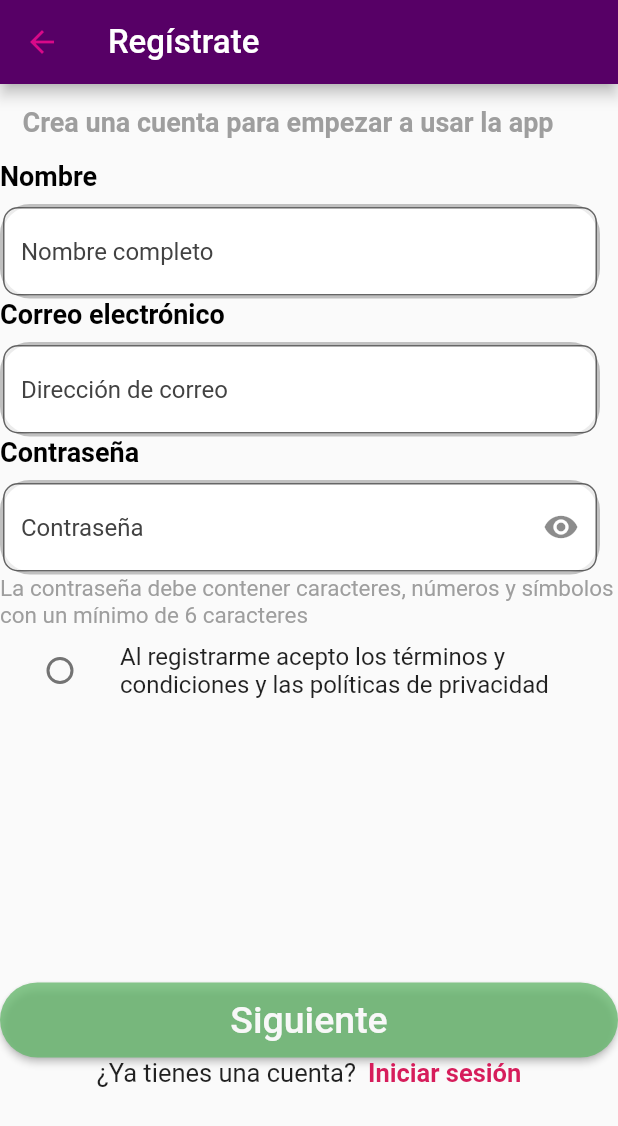
After one commit to Da-riot/movil_I, a Flutter app: the SignIn screen opened directly, after a tap on "Continuar con e-mail", on a phone screen of 412 x 824 dp. The commit adds this screen. Shown: the top 1126 px of the screen. Run offline on Flutter 3.47's test engine with Material 2 defaults, Android fonts, the phone set to English and light mode, and no system bars; network calls fail.

Commit message:
actividad creacion vistas

```diff
--- /dev/null
+++ b/lib/screens/components/email_signIn.dart
@@ -0,0 +1,250 @@
+import 'package:flutter/src/widgets/container.dart';
+import 'package:flutter/src/widgets/framework.dart';
+import 'package:flutter/material.dart';
+import 'package:first_app/screens/sign_in.dart';
+
+class Email_SignIn extends StatefulWidget {
+  const Email_SignIn({super.key});
+
+  @override
+  State<Email_SignIn> createState() => _Email_SignInState();
+}
+
+class _Email_SignInState extends State<Email_SignIn> {
+  // show the password or not
+  bool _isObscure = true;
+  bool accept = false;
+
+  @override
+  Widget build(BuildContext context) {
+    return Scaffold(
+      appBar: AppBar(
+        backgroundColor: Color.fromARGB(255, 87, 0, 102),
+        leading: Container(
+          child: GestureDetector(
+              child: Icon(Icons.arrow_back,
+                  color: Color.fromARGB(255, 216, 9, 137)),
+              onTap: () {
+                Navigator.push(
+                  context,
+                  MaterialPageRoute(builder: (_) => SignIn()),
+                );
+              }),
+        ),
+        title: Text("Regístrate",
+            style: TextStyle(fontSize: 22, color: Colors.white)),
+      ),
+      body: Column(children: [
+        Row(
+          children: [
+            Padding(
+              padding: const EdgeInsets.all(15.0),
+              child: Text("Crea una cuenta para empezar a usar la app",
+                  style: TextStyle(
+                      fontSize: 18,
+                      color: Colors.grey,
+                      fontWeight: FontWeight.bold)),
+            ),
+          ],
+        ),
+        Row(
+          children: [
+            Padding(
+              padding: const EdgeInsets.only(bottom: 8.0),
+              child: Text("Nombre",
+                  style: TextStyle(
+                    fontSize: 18,
+                    color: Color.fromARGB(255, 0, 0, 0),
+                    fontWeight: FontWeight.bold,
+                  )),
+            ),
+          ],
+        ),
+        Row(
+          children: [
+            Container(
+              decoration: BoxDecoration(
+                borderRadius: BorderRadius.all(Radius.circular(20)),
+                border: Border.all(
+                    color: Color.fromARGB(255, 192, 192, 192), width: 2),
+                color: Color.fromARGB(255, 255, 255, 255),
+              ),
+              width: 400,
+              child: TextField(
+                decoration: InputDecoration(
+                    border: OutlineInputBorder(
+                      borderRadius: BorderRadius.circular(10.0),
+                    ),
+                    filled: true,
+                    hintStyle: TextStyle(color: Colors.grey[800]),
+                    hintText: "Nombre completo",
+                    fillColor: Colors.white70),
+              ),
+            ),
+          ],
+        ),
+        Row(
+          children: [
+            Padding(
+              padding: const EdgeInsets.only(bottom: 8.0),
+              child: Text("Correo electrónico",
+                  style: TextStyle(
+                    fontSize: 18,
+                    color: Color.fromARGB(255, 0, 0, 0),
+                    fontWeight: FontWeight.bold,
+                  )),
+            ),
+          ],
+        ),
+        Row(
+          children: [
+            Container(
+              decoration: BoxDecoration(
+                borderRadius: BorderRadius.all(Radius.circular(20)),
+                border: Border.all(
+                    color: Color.fromARGB(255, 192, 192, 192), width: 2),
+                color: Color.fromARGB(255, 255, 255, 255),
+              ),
+              width: 400,
+              child: TextField(
+                decoration: InputDecoration(
+                    border: OutlineInputBorder(
+                      borderRadius: BorderRadius.circular(10.0),
+                    ),
+                    filled: true,
+                    hintStyle: TextStyle(color: Colors.grey[800]),
+                    hintText: "Dirección de correo",
+                    fillColor: Colors.white70),
+              ),
+            ),
+          ],
+        ),
+        Row(
+          children: [
+            Padding(
+              padding: const EdgeInsets.only(bottom: 8.0),
+              child: Text("Contraseña",
+                  style: TextStyle(
+                    fontSize: 18,
+                    color: Color.fromARGB(255, 0, 0, 0),
+                    fontWeight: FontWeight.bold,
+                  )),
+            ),
+          ],
+        ),
+        Row(
+          children: [
+            Container(
+              decoration: BoxDecoration(
+                borderRadius: BorderRadius.all(Radius.circular(20)),
+                border: Border.all(
+                    color: Color.fromARGB(255, 192, 192, 192), width: 2),
+                color: Color.fromARGB(255, 255, 255, 255),
+              ),
+              width: 400,
+              child: TextField(
+                obscureText: _isObscure,
+                decoration: InputDecoration(
+                    // this button is used to toggle the password visibility
+                    border: OutlineInputBorder(
+                      borderRadius: BorderRadius.circular(10.0),
+                    ),
+                    suffixIcon: IconButton(
+                        icon: Icon(_isObscure
+                            ? Icons.visibility
+                            : Icons.visibility_off),
+                        onPressed: () {
+                          setState(() {
+                            _isObscure = !_isObscure;
+                          });
+                        }),
+                    filled: true,
+                    hintStyle: TextStyle(color: Colors.grey[800]),
+                    hintText: "Contraseña",
+                    fillColor: Colors.white70),
+              ),
+            ),
+          ],
+        ),
+        Row(
+          children: [
+            Expanded(
+              child: Text(
+                  "La contraseña debe contener caracteres, números y símbolos con un mínimo de 6 caracteres",
+                  style: TextStyle(
+                      fontSize: 15,
+                      color: Colors.grey,
+                      )),
+            ),
+          ],
+        ),
+        Row(
+          children: [
+            Expanded(
+              child: ListTile(
+                title: const Text(
+                    'Al registrarme acepto los términos y condiciones y las políticas de privacidad'),
+                leading: Radio(
+                  value: true,
+                  groupValue: accept,
+                  onChanged: (accept) {
+                    setState(() {
+                      accept = true;
+                    });
+                  },
+                ),
+              ),
+            ),
+          ],
+        ),
+        SizedBox(height: 180),
+        Row(
+          mainAxisAlignment: MainAxisAlignment.center,
+          children: [
+            Expanded(
+              child: ElevatedButton(
+                style: ElevatedButton.styleFrom(
+                    primary: Color.fromARGB(198, 101, 184, 108),
+                    minimumSize: const Size.fromHeight(50),
+                    shape: RoundedRectangleBorder(
+                      borderRadius: BorderRadius.circular(30.0),
+                    ),
+                    ),
+                child: Text(
+                  "Siguiente",
+                  style: TextStyle(
+                    color: Color.fromARGB(255, 248, 248, 248),
+                    fontSize: 25,
+                  ),
+                ),
+                onPressed: () {},
+              ),
+            ),
+          ],
+        ),
+        Row(
+          mainAxisAlignment: MainAxisAlignment.center,
+          children: [
+            Padding(
+              padding: const EdgeInsets.only(right: 8),
+              child: Text(
+                "¿Ya tienes una cuenta?",
+                style: TextStyle(fontSize: 17),
+              ),
+            ),
+            GestureDetector(
+              child: Text(
+                "Iniciar sesión",
+                style: TextStyle(
+                  fontWeight: FontWeight.bold,
+                  color: Color.fromARGB(255, 214, 29, 91),
+                  fontSize: 17,
+                ),
+              ),
+            )
+          ],
+        ),
+      ]),
+    );
+  }
+}
--- a/lib/screens/components/on_boarding.dart
+++ b/lib/screens/components/on_boarding.dart
@@ -1,6 +1,8 @@
 import 'package:flutter/material.dart';
 import 'ContentBoarding.dart';
 import 'package:first_app/pages/login.dart';
+import 'package:first_app/screens/sign_in.dart';
+
 
 
 class OnBoarding extends StatefulWidget {
@@ -101,7 +103,7 @@ class _OnBoardingState extends State<OnBoarding> {
                             if (currentePage == listBoarding.length - 1) {
                               Navigator.push(
                                 context,
-                                MaterialPageRoute(builder: (_) => Login()),
+                                MaterialPageRoute(builder: (_) => SignIn()),
                               );
                             }
                             currentePage = currentePage + 1;
--- /dev/null
+++ b/lib/screens/sign_in.dart
@@ -0,0 +1,213 @@
+import 'package:first_app/pages/login.dart';
+import 'package:first_app/screens/components/email_signIn.dart';
+import 'package:first_app/screens/components/request_password_retrieve.dart';
+import 'package:first_app/screens/components/retrieve_password.dart';
+import 'package:flutter/src/widgets/container.dart';
+import 'package:flutter/src/widgets/framework.dart';
+import 'package:flutter/material.dart';
+
+class SignIn extends StatelessWidget {
+  const SignIn({super.key});
+
+  @override
+  Widget build(BuildContext context) {
+    return Scaffold(
+      backgroundColor: Colors.white,
+      body: Padding(
+        padding: const EdgeInsets.only(top: 120),
+        child: Column(
+          children: [
+            const Center(
+              child: Image(
+                image: AssetImage("assets/images/logo.jpg"),
+                width: 300,
+                height: 275,
+              ),
+            ),
+            GestureDetector(
+              child: Container(
+                decoration: BoxDecoration(
+                  borderRadius: BorderRadius.all(Radius.circular(40)),
+                  color: Color.fromARGB(255, 60, 107, 236),
+                ),
+                width: 320,
+                child: Row(
+                  children: [
+                    Column(
+                      children: [
+                        Padding(
+                          padding: const EdgeInsets.only(
+                              left: 22, top: 12, bottom: 12, right: 35),
+                          child: Image.network(
+                            'https://www.seekpng.com/png/full/788-7887426_google-g-png-google-logo-white-png.png',
+                            fit: BoxFit.cover,
+                            width: 25,
+                            height: 25,
+                          ),
+                        )
+                      ],
+                    ),
+                    Column(
+                      children: [
+                        Text(
+                          "Continuar con Google",
+                          style: TextStyle(
+                            fontWeight: FontWeight.bold,
+                            color: Colors.white,
+                            fontSize: 18,
+                          ),
+                        ),
+                      ],
+                    ),
+                  ],
+                ),
+              ),
+              onTap: () {
+                  Navigator.push(
+                    context,
+                    MaterialPageRoute(builder: (_) => RequestRetrieve()),
+                  );
+                }
+            ),
+            SizedBox(height: 30),
+            GestureDetector(
+              child: Container(
+                decoration: BoxDecoration(
+                  borderRadius: BorderRadius.all(Radius.circular(40)),
+                  color: Color.fromARGB(255, 44, 94, 145),
+                ),
+                width: 320,
+                child: Row(
+                  children: [
+                    Column(
+                      children: [
+                        Padding(
+                          padding: const EdgeInsets.only(
+                              left: 22, top: 12, bottom: 12, right: 35),
+                          child: Image(
+                            image:
+                                AssetImage("assets/images/facebook_icon.png"),
+                            width: 25,
+                            height: 25,
+                          ),
+                        )
+                      ],
+                    ),
+                    Column(
+                      children: [
+                        Text(
+                          "Continuar con Facebook",
+                          style: TextStyle(
+                            fontWeight: FontWeight.bold,
+                            color: Colors.white,
+                            fontSize: 18,
+                          ),
+                        ),
+                      ],
+                    ),
+                  ],
+                ),
+              ),
+              onTap: () {
+                  Navigator.push(
+                    context,
+                    MaterialPageRoute(builder: (_) => Retrieve()),
+                  );
+                }
+            ),
+            SizedBox(height: 50),
+            GestureDetector(
+                child: Container(
+                  decoration: BoxDecoration(
+                    borderRadius: BorderRadius.all(Radius.circular(40)),
+                    border: Border.all(color: Colors.grey, width: 2.5),
+                    color: Color.fromARGB(255, 255, 255, 255),
+                  ),
+                  width: 320,
+                  child: Row(
+                    children: [
+                      Column(
+                        children: [
+                          Padding(
+                            padding: const EdgeInsets.only(
+                                left: 22, top: 12, bottom: 12, right: 35),
+                            child: Icon(Icons.email, color: Colors.grey),
+                          )
+                        ],
+                      ),
+                      Column(
+                        children: [
+                          Text(
+                            "Continuar con e-mail",
+                            style: TextStyle(
+                              fontWeight: FontWeight.bold,
+                              color: Colors.grey,
+                              fontSize: 18,
+                            ),
+                          ),
+                        ],
+                      ),
+                    ],
+                  ),
+                ),
+                onTap: () {
+                  Navigator.push(
+                    context,
+                    MaterialPageRoute(builder: (_) => Email_SignIn()),
+                  );
+                }),
+            SizedBox(height: 50),
+            GestureDetector(
+              child: Text(
+                "Entrar como invitado",
+                style: TextStyle(
+                  fontWeight: FontWeight.bold,
+                  color: Color.fromARGB(255, 214, 29, 91),
+                  fontSize: 17,
+                ),
+              ),
+            ),
+            Padding(
+              padding: const EdgeInsets.all(12.0),
+              child: GestureDetector(
+                child: Text(
+                  "Entrar como vendedor",
+                  style: TextStyle(
+                    fontWeight: FontWeight.bold,
+                    color: Color.fromARGB(255, 20, 177, 41),
+                    fontSize: 17,
+                  ),
+                ),
+              ),
+            ),
+            SizedBox(height: 50),
+            Row(
+              mainAxisAlignment: MainAxisAlignment.center,
+              children: [
+                Padding(
+                  padding: const EdgeInsets.only(right: 8),
+                  child: Text(
+                    "¿Ya tienes una cuenta?",
+                    style: TextStyle(
+                      fontSize: 17
+                    ),
+                    ),
+                ),
+                GestureDetector(
+                  child: Text(
+                    "Iniciar sesión",
+                    style: TextStyle(
+                      fontWeight: FontWeight.bold,
+                      color: Color.fromARGB(255, 214, 29, 91),
+                      fontSize: 17,
+                    ),
+                  ),
+                )
+              ],
+            )
+          ],
+        ),
+      ),
+    );
+  }
+}
```
Also changed, not shown: lib/screens/components/request_password_retrieve.dart (added, +120 -0 lines), lib/screens/components/retrieve_password.dart (added, +146 -0 lines), assets/images/facebook_icon.png (added), assets/images/logo.jpg (added).
